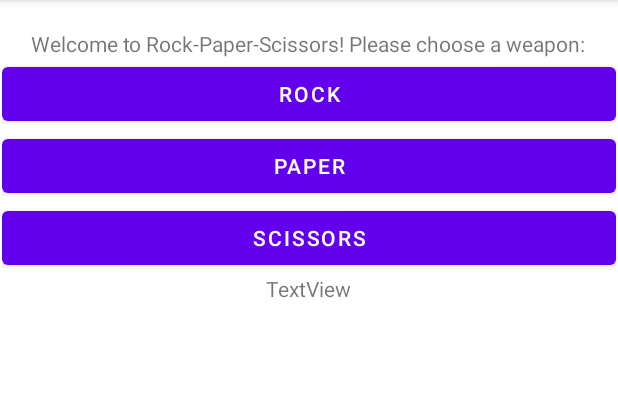
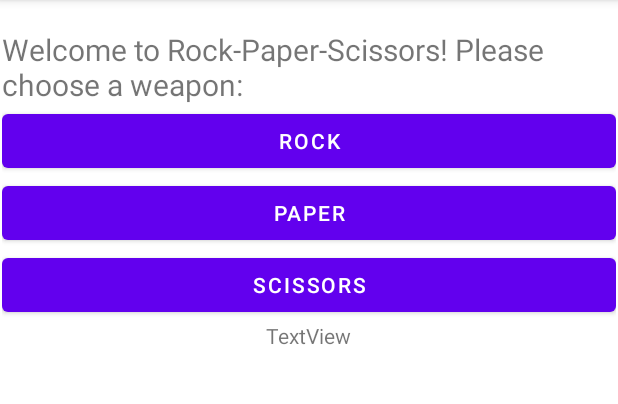
Before and after one commit to nkey0011/cs408_lab1a, an Android app: the screen it shows after launch (MainActivity), on a phone screen of 412 x 824 dp, the part 84-488 px from its top. Run offline under Robolectric (Android 15) with nearby library versions, the phone set to English and light mode, and no system bars.

Commit message:
test commit

```diff
--- a/app/src/main/res/layout/activity_main.xml
+++ b/app/src/main/res/layout/activity_main.xml
@@ -20,7 +20,8 @@
             android:id="@+id/description"
             android:layout_width="wrap_content"
             android:layout_height="wrap_content"
-            android:text="@string/welcome_to_rock_paper_scissors_please_choose_a_weapon" />
+            android:text="@string/welcome_to_rock_paper_scissors_please_choose_a_weapon"
+            android:textSize="20sp" />
 
         <Button
             android:id="@+id/rock"
```
